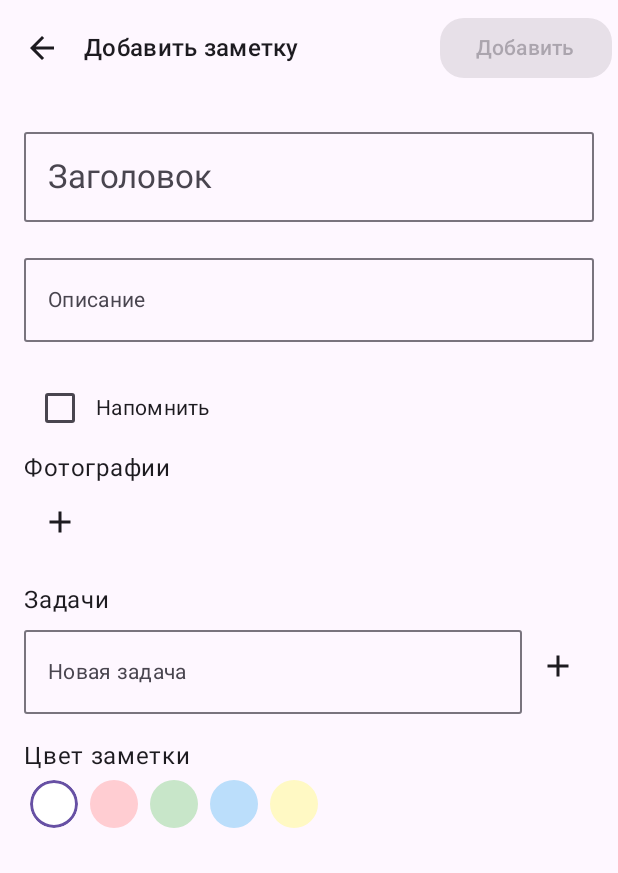
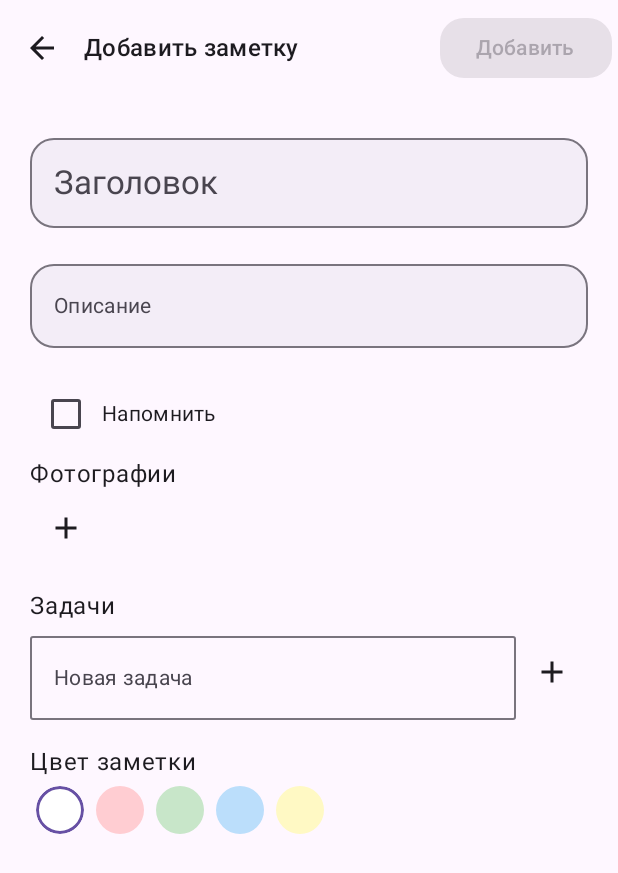
Before and after one commit to plumsoftware/notepad, an Android app built with Jetpack Compose: the AddNoteScreen screen opened through its navigation route, on a phone screen of 412 x 824 dp. Shown: the top 873 px of the screen. Run offline under Robolectric (Android 15) with nearby library versions, the phone set to English and light mode, and no system bars; our stand-ins replace Room's generated code; 1 statement that could not run was skipped.

Commit message:
Изменения UI из Cursor AI.

```diff
--- a/app/src/main/java/ru/plumsoftware/notepad/ui/addnote/AddNoteScreen.kt
+++ b/app/src/main/java/ru/plumsoftware/notepad/ui/addnote/AddNoteScreen.kt
@@ -25,6 +25,7 @@ import androidx.compose.material.icons.filled.ArrowBack
 import androidx.compose.material.icons.filled.Delete
 import androidx.compose.material3.AlertDialog
 import androidx.compose.material3.Button
+import androidx.compose.material3.ButtonDefaults
 import androidx.compose.material3.Checkbox
 import androidx.compose.material3.CheckboxDefaults
 import androidx.compose.material3.DatePicker
@@ -34,6 +35,7 @@ import androidx.compose.material3.Icon
 import androidx.compose.material3.IconButton
 import androidx.compose.material3.MaterialTheme
 import androidx.compose.material3.OutlinedTextField
+import androidx.compose.material3.OutlinedTextFieldDefaults
 import androidx.compose.material3.Scaffold
 import androidx.compose.material3.SelectableDates
 import androidx.compose.material3.Text
@@ -217,6 +219,7 @@ fun AddNoteScreen(
     }
 
     Scaffold(
+        containerColor = MaterialTheme.colorScheme.surface,
         topBar = {
             TopAppBar(
                 title = {
@@ -260,7 +263,12 @@ fun AddNoteScreen(
                                 navController.popBackStack()
                             }
                         },
-                        enabled = title.isNotBlank() && !isLoading
+                        enabled = title.isNotBlank() && !isLoading,
+                        colors = ButtonDefaults.buttonColors(
+                            containerColor = MaterialTheme.colorScheme.primary,
+                            contentColor = MaterialTheme.colorScheme.onPrimary
+                        ),
+                        elevation = ButtonDefaults.buttonElevation(defaultElevation = 4.dp)
                     ) {
                         Text(
                             text = if (isEditing) "Сохранить" else "Добавить",
@@ -274,14 +282,14 @@ fun AddNoteScreen(
         Box(
             modifier = Modifier
                 .fillMaxSize()
-                .background(MaterialTheme.colorScheme.background)
+                .background(MaterialTheme.colorScheme.surface)
                 .padding(padding)
         ) {
             Column(
                 modifier = Modifier
                     .verticalScroll(rememberScrollState())
                     .fillMaxSize()
-                    .padding(16.dp)
+                    .padding(20.dp)
             ) {
                 OutlinedTextField(
                     value = title,
@@ -289,7 +297,14 @@ fun AddNoteScreen(
                     modifier = Modifier.fillMaxWidth(),
                     textStyle = MaterialTheme.typography.titleLarge,
                     label = { Text(text = "Заголовок", style = MaterialTheme.typography.titleLarge) },
-                    enabled = !isLoading
+                    enabled = !isLoading,
+                    shape = MaterialTheme.shapes.extraLarge,
+                    colors = OutlinedTextFieldDefaults.colors(
+                        focusedBorderColor = MaterialTheme.colorScheme.primary,
+                        unfocusedBorderColor = MaterialTheme.colorScheme.outline,
+                        focusedContainerColor = MaterialTheme.colorScheme.surfaceContainer,
+                        unfocusedContainerColor = MaterialTheme.colorScheme.surfaceContainer
+                    )
                 )
                 Spacer(modifier = Modifier.height(16.dp))
                 OutlinedTextField(
@@ -298,7 +313,14 @@ fun AddNoteScreen(
                     modifier = Modifier.fillMaxWidth(),
                     textStyle = MaterialTheme.typography.bodyMedium,
                     label = { Text(text = "Описание", style = MaterialTheme.typography.bodyMedium) },
-                    enabled = !isLoading
+                    enabled = !isLoading,
+                    shape = MaterialTheme.shapes.extraLarge,
+                    colors = OutlinedTextFieldDefaults.colors(
+                        focusedBorderColor = MaterialTheme.colorScheme.primary,
+                        unfocusedBorderColor = MaterialTheme.colorScheme.outline,
+                        focusedContainerColor = MaterialTheme.colorScheme.surfaceContainer,
+                        unfocusedContainerColor = MaterialTheme.colorScheme.surfaceContainer
+                    )
                 )
                 Spacer(modifier = Modifier.height(16.dp))
 
--- a/app/src/main/java/ru/plumsoftware/notepad/ui/notes/NoteListScreen.kt
+++ b/app/src/main/java/ru/plumsoftware/notepad/ui/notes/NoteListScreen.kt
@@ -18,6 +18,7 @@ import androidx.compose.material.icons.Icons
 import androidx.compose.material.icons.filled.Add
 import androidx.compose.material.icons.filled.Search
 import androidx.compose.material3.FloatingActionButton
+import androidx.compose.material3.FloatingActionButtonDefaults
 import androidx.compose.material3.Icon
 import androidx.compose.material3.MaterialTheme
 import androidx.compose.material3.OutlinedTextField
@@ -38,7 +39,6 @@ import androidx.compose.runtime.saveable.rememberSaveable
 import androidx.compose.runtime.setValue
 import androidx.compose.ui.Modifier
 import androidx.compose.ui.draw.scale
-import androidx.compose.ui.graphics.Color
 import androidx.compose.ui.platform.LocalContext
 import androidx.compose.ui.text.input.KeyboardType
 import androidx.compose.ui.unit.dp
@@ -112,20 +112,23 @@ fun NoteListScreen(
     }
 
     Scaffold(
+        containerColor = MaterialTheme.colorScheme.surface,
         floatingActionButton = {
             FloatingActionButton(
                 onClick = { navController.navigate(Screen.AddNote.route) },
                 containerColor = MaterialTheme.colorScheme.primary,
-                shape = CircleShape
+                contentColor = MaterialTheme.colorScheme.onPrimary,
+                shape = CircleShape,
+                elevation = FloatingActionButtonDefaults.elevation(defaultElevation = 8.dp)
             ) {
-                Icon(Icons.Default.Add, contentDescription = "Add Note", tint = Color.White)
+                Icon(Icons.Default.Add, contentDescription = "Add Note")
             }
         }
     ) { padding ->
         Box(
             modifier = Modifier
                 .fillMaxSize()
-                .background(MaterialTheme.colorScheme.background)
+                .background(MaterialTheme.colorScheme.surface)
                 .padding(padding)
         ) {
             Column(
@@ -140,7 +143,7 @@ fun NoteListScreen(
                     },
                     modifier = Modifier
                         .fillMaxWidth()
-                        .padding(horizontal = 16.dp, vertical = 8.dp),
+                        .padding(horizontal = 20.dp, vertical = 12.dp),
                     singleLine = true,
                     textStyle = MaterialTheme.typography.bodyLarge,
                     placeholder = { Text(text = "Поиск заметок...", style = MaterialTheme.typography.bodyLarge) },
@@ -155,7 +158,9 @@ fun NoteListScreen(
                     keyboardOptions = KeyboardOptions(keyboardType = KeyboardType.Text),
                     colors = OutlinedTextFieldDefaults.colors(
                         focusedBorderColor = MaterialTheme.colorScheme.primary,
-                        unfocusedBorderColor = Color.Transparent
+                        unfocusedBorderColor = MaterialTheme.colorScheme.outline,
+                        focusedContainerColor = MaterialTheme.colorScheme.surfaceContainer,
+                        unfocusedContainerColor = MaterialTheme.colorScheme.surfaceContainer
                     ),
                     enabled = !isLoading
                 )
```
Also changed, not shown: app/src/main/java/ru/plumsoftware/notepad/ui/elements/NoteCard.kt (+13 -10 lines).
